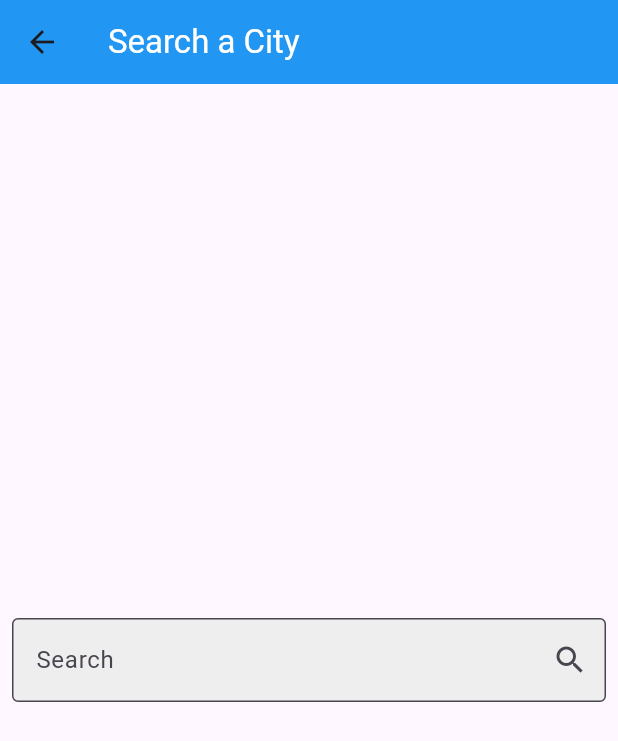
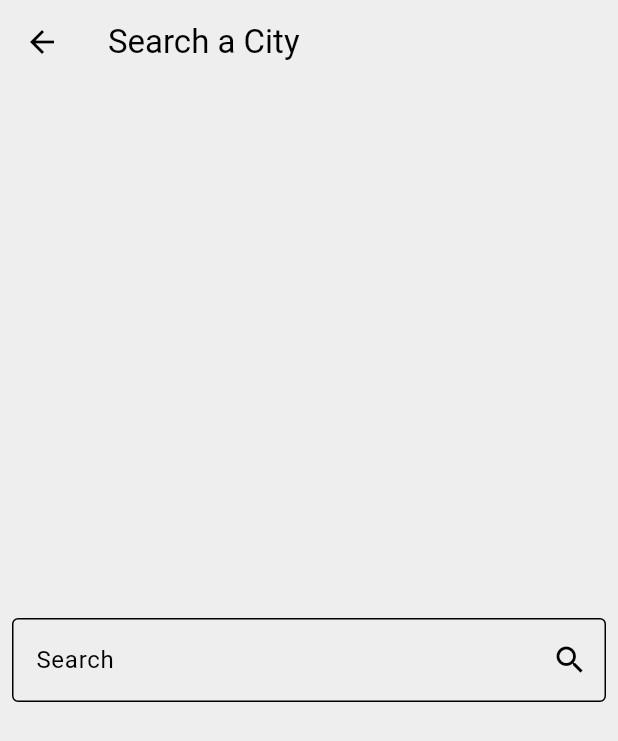
Before and after one commit to As-tra/weather, a Flutter app: the screen it shows after launch, after a tap on the "search" icon, on a phone screen of 412 x 824 dp. Shown: the top 741 px of the screen. Run offline on Flutter 3.47's test engine with Material 3 defaults, Android fonts, the phone set to English and light mode, and no system bars.

Commit message:
the final touches

```diff
--- a/lib/main.dart
+++ b/lib/main.dart
@@ -1,16 +1,25 @@
 import 'package:flutter/material.dart';
+import 'package:provider/provider.dart';
 import 'package:weather_app/pages/home_page.dart';
+import 'package:weather_app/providers/weather_prodider.dart';
 
 void main() {
-  runApp(MyApp());
+  runApp(ChangeNotifierProvider(
+    child: MyApp(),
+    create: (context) => WeatherProvider(),
+  ));
 }
 
 class MyApp extends StatelessWidget {
-  const MyApp({super.key});
-
   @override
   Widget build(BuildContext context) {
     return MaterialApp(
+      theme: ThemeData(
+        colorScheme: ColorScheme.fromSwatch(
+          primarySwatch: Colors.green,
+          cardColor: Colors.grey[200],
+        ),
+      ),
       debugShowCheckedModeBanner: false,
       home: WeatherApp(),
     );
--- a/lib/models/weather_model.dart
+++ b/lib/models/weather_model.dart
@@ -1,29 +1,66 @@
 class WeatherModel {
-  final double temp;
-  final double maxTemp;
-  final double minTemp;
-  final String date;
-  final String weatherStateName;
+  double temp;
+  double maxTemp;
+  double minTemp;
+  DateTime date;
+  String weatherStateName;
 
-  WeatherModel(
-      {required this.temp,
+  WeatherModel({
+    required this.temp,
     required this.maxTemp,
     required this.minTemp,
     required this.date,
-      required this.weatherStateName});
+    required this.weatherStateName,
+  });
 
   factory WeatherModel.fromJson(Map jsonData) {
     return WeatherModel(
       temp: jsonData['current']['temp_c'],
       maxTemp: jsonData['forecast']['forecastday'][0]['day']['maxtemp_c'],
       minTemp: jsonData['forecast']['forecastday'][0]['day']['mintemp_c'],
-        date: jsonData['location']['localtime'],
+      date: DateTime.parse(jsonData['location']['localtime']),
       weatherStateName: jsonData['forecast']['forecastday'][0]['day']
-            ['condition']['text']);
+          ['condition']['text'],
+    );
   }
 
   @override
   String toString() {
     return 'temp:$temp\nmaxTemp:$maxTemp\nminTemp:$minTemp\ndate:$date\nweatherSate:$weatherStateName';
   }
+
+  String getImage() {
+    weatherStateName =
+        weatherStateName[0].toUpperCase() + weatherStateName.substring(1);
+    if (weatherStateName == 'Sunny' ||
+        weatherStateName == 'Clear' ||
+        weatherStateName == 'partly cloudy') {
+      return 'assets/images/clear.png';
+    } else if (weatherStateName == 'Blizzard' ||
+        weatherStateName == 'Patchy snow possible' ||
+        weatherStateName == 'Patchy sleet possible' ||
+        weatherStateName == 'Patchy freezing drizzle possible' ||
+        weatherStateName == 'Blowing snow') {
+      return 'assets/images/snow.png';
+    } else if (weatherStateName == 'Freezing fog' ||
+        weatherStateName == 'Fog' ||
+        weatherStateName == 'Heavy Cloud' ||
+        weatherStateName == 'Mist' ||
+        weatherStateName == 'Fog') {
+      return 'assets/images/cloudy.png';
+    } else if (weatherStateName == 'Patchy rain possible' ||
+        weatherStateName == 'Heavy rain' ||
+        weatherStateName == 'Patchy rain nearby' ||
+        weatherStateName == 'Showers	') {
+      return 'assets/images/rainy.png';
+    } else if (weatherStateName == 'Thundery outbreaks possible' ||
+        weatherStateName == 'Moderate or heavy snow with thunder' ||
+        weatherStateName == 'Patchy light snow with thunder' ||
+        weatherStateName == 'Moderate or heavy rain with thunder' ||
+        weatherStateName == 'Patchy light rain with thunder') {
+      return 'assets/images/thunderstorm.png';
+    } else {
+      return 'assets/images/clear.png';
     }
+  }
+}
--- a/lib/pages/home_page.dart
+++ b/lib/pages/home_page.dart
@@ -1,25 +1,28 @@
+// ignore_for_file: prefer_const_literals_to_create_immutables, prefer_const_constructors
+
 import 'package:flutter/material.dart';
-import 'package:http/http.dart' as http;
-import 'dart:convert';
+import 'package:provider/provider.dart';
+import 'package:weather_app/models/weather_model.dart';
+import 'package:weather_app/pages/search_page.dart';
+import 'package:weather_app/providers/weather_prodider.dart';
 
-import 'package:weather_app/pages/search_page.dart';
-
-class WeatherApp extends StatelessWidget {
-  final textController = TextEditingController();
-  var data;
-  Future<http.Response> getWeather(String location) {
-    return http.get(Uri.parse(
-        'https://api.weatherapi.com/v1/current.json?key=79df5cfa03cf4041924180055242301&q=$location'));
+class WeatherApp extends StatefulWidget {
+  @override
+  State<WeatherApp> createState() => _WeatherAppState();
 }
 
+class _WeatherAppState extends State<WeatherApp> {
+  WeatherModel? weatherData;
   @override
   Widget build(BuildContext context) {
+    weatherData = Provider.of<WeatherProvider>(context).weatherData;
+
     return Scaffold(
       appBar: AppBar(
         title: Text(
           'weather app',
           style: TextStyle(
-            color: Colors.white,
+              // color: Colors.white,
               ),
         ),
         actions: [
@@ -35,11 +38,9 @@ class WeatherApp extends StatelessWidget {
             icon: Icon(Icons.search),
           ),
         ],
-        backgroundColor: Colors.blue,
       ),
-      body: Padding(
-        padding: EdgeInsets.all(16.0),
-        child: Center(
+      body: weatherData == null
+          ? Center(
               child: Column(
                 mainAxisSize: MainAxisSize.min,
                 children: [
@@ -57,6 +58,64 @@ class WeatherApp extends StatelessWidget {
                   ),
                 ],
               ),
+            )
+          : Container(
+              decoration: BoxDecoration(
+                  gradient: LinearGradient(
+                colors: [
+                  Colors.green.shade300,
+                  Colors.green.shade100,
+                ],
+                begin: Alignment.topLeft,
+                end: Alignment.bottomRight,
+              )),
+              child: Column(
+                children: [
+                  Spacer(
+                    flex: 2,
+                  ),
+                  Text(
+                    Provider.of<WeatherProvider>(context).cityName ?? '',
+                    style: TextStyle(
+                      fontSize: 32,
+                      fontWeight: FontWeight.bold,
+                    ),
+                  ),
+                  Text(
+                    'updated at ${weatherData!.date.hour}:${weatherData!.date.minute}',
+                    style: TextStyle(fontSize: 22),
+                  ),
+                  Spacer(),
+                  Row(
+                    mainAxisAlignment: MainAxisAlignment.spaceAround,
+                    children: [
+                      Image.asset(weatherData!.getImage()),
+                      Text(
+                        '${Provider.of<WeatherProvider>(context).weatherData!.temp}',
+                        style: TextStyle(fontSize: 30),
+                      ),
+                      Column(
+                        children: [
+                          Text('maxTemp:${weatherData!.maxTemp.toInt()}'),
+                          Text('minTemp:${weatherData!.minTemp.toInt()}'),
+                        ],
+                      ),
+                    ],
+                  ),
+                  Spacer(),
+                  Text(
+                    // the ? say to the compiler don't try access the weatherData when it equal to Null
+                    // weatherData?.weatherStateName ?? ''
+                    weatherData!.weatherStateName,
+                    style: TextStyle(
+                      fontSize: 32,
+                      fontWeight: FontWeight.bold,
+                    ),
+                  ),
+                  Spacer(
+                    flex: 3,
+                  )
+                ],
               ),
             ),
     );
--- /dev/null
+++ b/lib/providers/weather_prodider.dart
@@ -0,0 +1,14 @@
+import 'package:flutter/material.dart';
+import 'package:weather_app/models/weather_model.dart';
+
+class WeatherProvider extends ChangeNotifier {
+  WeatherModel? _weatherData;
+  String? cityName;
+
+  set weatherData(WeatherModel? value) {
+    _weatherData = value;
+    notifyListeners();
+  }
+
+  WeatherModel? get weatherData => _weatherData;
+}
--- a/pubspec.yaml
+++ b/pubspec.yaml
@@ -36,6 +36,8 @@ dependencies:
   # Use with the CupertinoIcons class for iOS style icons.
   cupertino_icons: ^1.0.2
   http: ^1.2.0
+  provider: ^6.1.1
+  google_fonts: ^6.1.0
 
 dev_dependencies:
   flutter_test:
@@ -46,7 +48,7 @@ dev_dependencies:
   # activated in the `analysis_options.yaml` file located at the root of your
   # package. See that file for information about deactivating specific lint
   # rules and activating additional ones.
-  flutter_lints: ^2.0.0
+  flutter_lints: ^3.0.1
   http: ^1.2.0
 
 # For information on the generic Dart part of this file, see the
```
Also changed, not shown: lib/pages/search_page.dart (+22 -8 lines), lib/services/weather_service.dart (+11 -6 lines), pubspec.lock, 1 other file. Lines whose indentation alone changed are shown as unchanged.
